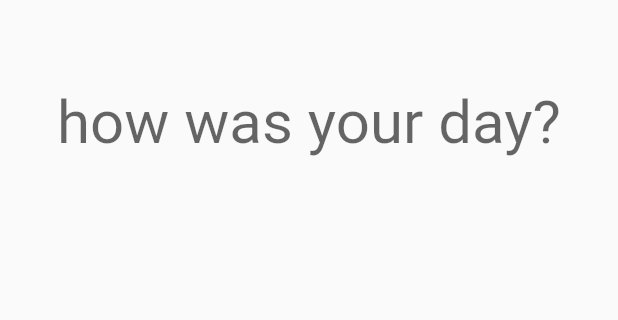
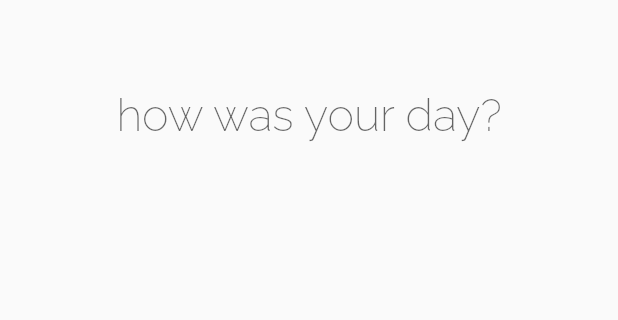
Before and after one commit to omartoutounji/hwyd, a Flutter app: the screen it shows after launch, on a phone screen of 412 x 824 dp, the part 71-391 px from its top. Run offline on Flutter 3.47's test engine with Material 2 defaults, Android fonts, the phone set to English and light mode, and no system bars; our stand-ins replace google_fonts.

Commit message:
replaced fonts folder with google fonts package to fix path issues in CI

```diff
--- a/lib/journal_page.dart
+++ b/lib/journal_page.dart
@@ -1,6 +1,13 @@
 import 'package:flutter/material.dart';
+import 'package:google_fonts/google_fonts.dart';
 
 class JournalPage extends StatelessWidget {
+  TextStyle getStyle(double size) {
+    return GoogleFonts.raleway(
+        textStyle: TextStyle(fontWeight: FontWeight.w200, fontSize: size)
+    );
+  }
+
   @override
   Widget build(BuildContext context) {
     return Scaffold(
@@ -24,11 +31,11 @@ class JournalPage extends StatelessWidget {
                     decoration: InputDecoration(
                         border: InputBorder.none,
                         hintText: 'how was your day?',
-                        hintStyle: TextStyle(fontSize: 40)
+                        hintStyle: getStyle(30),
                     ),
                     showCursor: true,
                     cursorColor: MediaQuery.of(context).platformBrightness == Brightness.dark ? Colors.white : Colors.black,
-                    style: TextStyle(fontSize: 90),
+                    style: getStyle(80),
                     textAlign: TextAlign.center,
                   ),
                 )
--- a/pubspec.yaml
+++ b/pubspec.yaml
@@ -11,6 +11,7 @@ dependencies:
   flutter:
     sdk: flutter
   cupertino_icons: ^1.0.0
+  google_fonts: ^2.0.0
 
 dev_dependencies:
   flutter_test:
```
Also changed, not shown: 3 other files.
